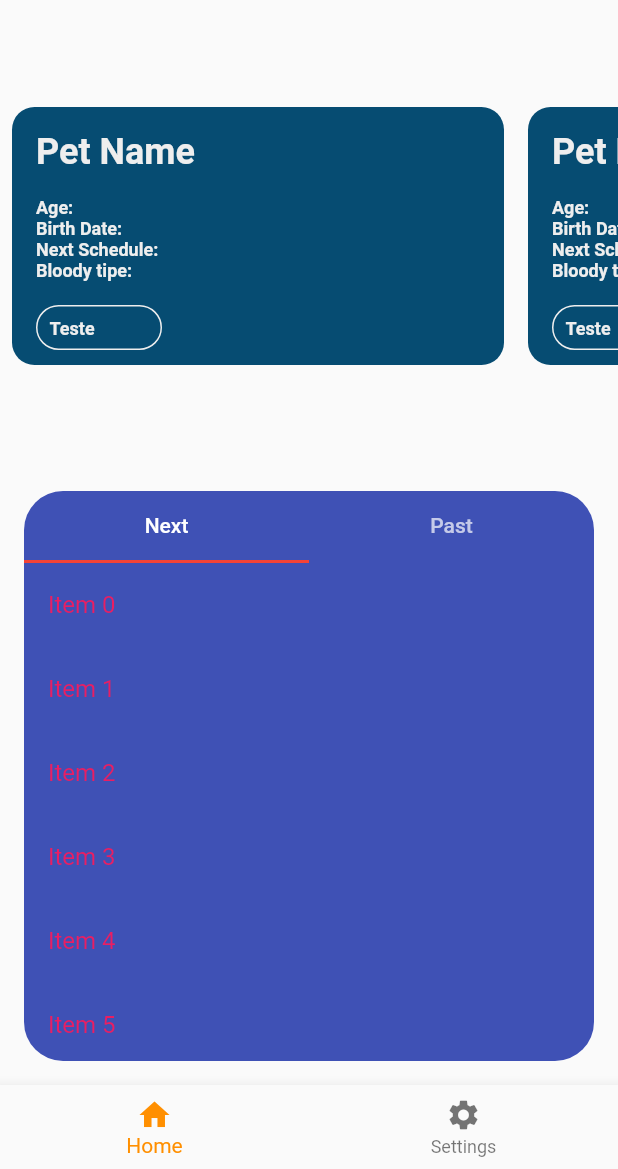
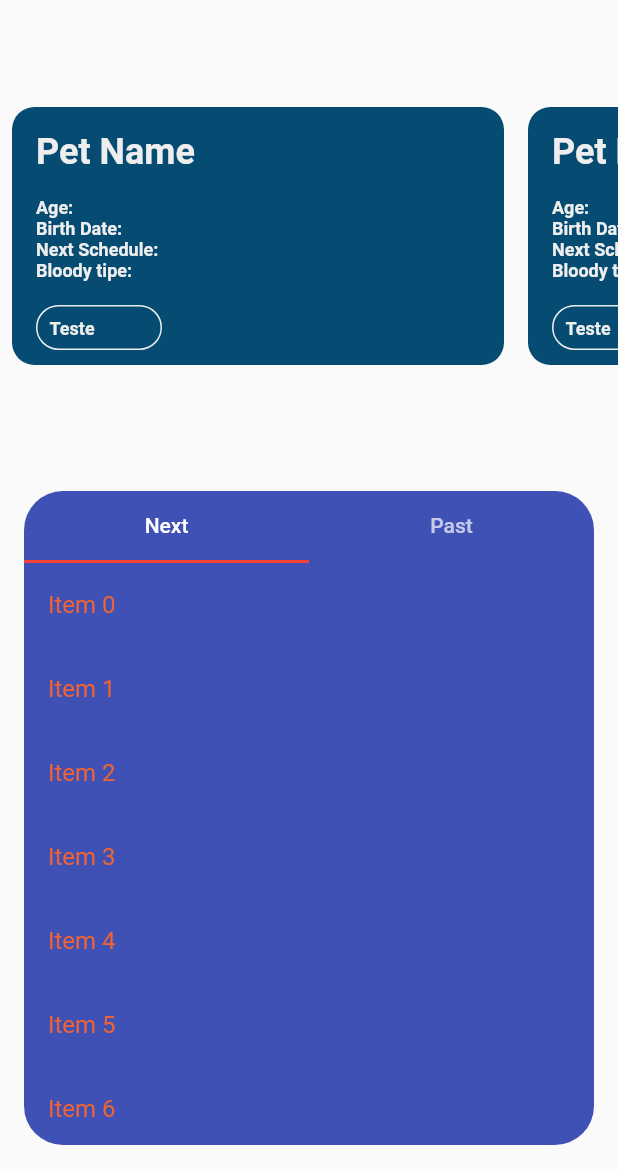
Before and after one commit to LucasGabriiel/MyPetsHybrid, a Flutter app: the screen it shows after launch, on a phone screen of 412 x 824 dp, the part 67-1236 px from its top. Run offline on Flutter 3.47's test engine with Material 2 defaults, Android fonts, the light colour scheme and no system bars; statements that could not run were skipped.

Commit message:
add splash screen and change colors theme

```diff
--- a/lib/my_pets_app.dart
+++ b/lib/my_pets_app.dart
@@ -1,6 +1,7 @@
 import 'package:flutter/material.dart';
 import 'package:my_pets/scenes/home.dart';
 import 'package:my_pets/scenes/settings.dart';
+import 'package:my_pets/scenes/splash.dart';
 import 'package:my_pets/themes/my_pets_themes.dart';
 
 class MyPetsApp extends StatelessWidget {
@@ -19,7 +20,11 @@
          ThemeMode.dark for dark theme
       */
       debugShowCheckedModeBanner: false,
-      home: const MyPetsTabContainer(),
+      initialRoute: "/splash",
+      routes: {
+        "/splash" : (context) => const SplashPage(),
+        "/home" : (context) => HomePage()
+      },
     );
   }
 }
--- a/lib/themes/my_pets_themes.dart
+++ b/lib/themes/my_pets_themes.dart
@@ -1,13 +1,12 @@
 import 'package:flutter/material.dart';
-import 'package:my_pets/assets/styles.dart';
 
 abstract class MyPetThemes {
   static final darkTheme =  ThemeData(
               textTheme: const TextTheme(
-                displayLarge: TextStyle(color: Colors.deepPurpleAccent),
-                displayMedium: TextStyle(color: Colors.deepPurpleAccent),
-                bodyMedium: TextStyle(color: Colors.deepPurpleAccent),
-                titleMedium: TextStyle(color: Colors.orange),
+                displayLarge: TextStyle(color: Color(0xFFD3D3D3)),
+                displayMedium: TextStyle(color: Color(0xFFD3D3D3)),
+                bodyMedium: TextStyle(color: Color(0xFFD3D3D3)),
+                titleMedium: TextStyle(color: Color(0xFFED6335)),
               ),
               appBarTheme: const AppBarTheme(
                 backgroundColor: Colors.transparent,
@@ -20,16 +19,16 @@
               ),
               brightness: Brightness.dark,
               /* dark theme settings */
-              primaryColor: Colors.indigo,
+              primaryColor: const Color(0xFF064C72),
 
     );
 
     static final brightTheme =  ThemeData(
             textTheme: const TextTheme(
-                displayLarge: TextStyle(color: Colors.deepPurple),
-                displayMedium: TextStyle(color: Colors.deepPurple),
-                bodyMedium: TextStyle(color: Colors.deepPurple),
-                titleMedium: TextStyle(color: Colors.pink),
+                displayLarge: TextStyle(color: Color(0xFFEEEEEE)),
+                displayMedium: TextStyle(color: Color(0xFFEEEEEE)),
+                bodyMedium: TextStyle(color: Color(0xFFEEEEEE)),
+                titleMedium: TextStyle(color: Color(0xFFED6335)),
               ),
             appBarTheme: const AppBarTheme(
               backgroundColor: Colors.transparent,
--- a/pubspec.yaml
+++ b/pubspec.yaml
@@ -60,7 +60,7 @@
 
   # To add assets to your application, add an assets section, like this:
   assets:
-     - images/myPets-splash.jpeg
+     - images/logo.png
   #   - images/a_dot_ham.jpeg
 
   # An image asset can refer to one or more resolution-specific "variants", see
```
Also changed, not shown: lib/scenes/splash.dart (+37 -5 lines), images/logo.png (added), images/myPets-splash.jpeg (deleted).
